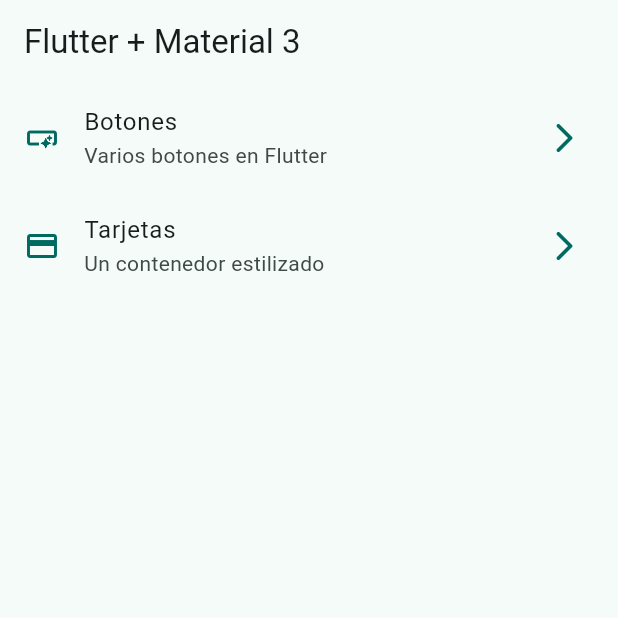
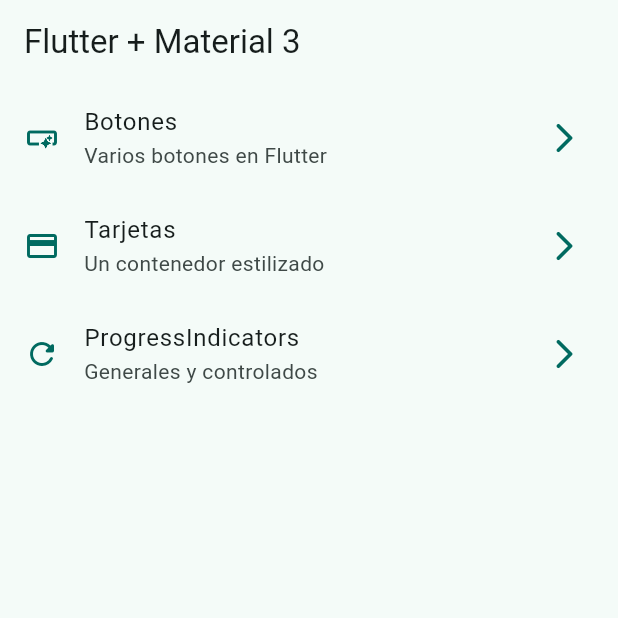
Before and after one commit to casasfranco/widgets-app, a Flutter app: the screen it shows after launch, on a phone screen of 412 x 824 dp, the top half of it. Run offline on Flutter 3.47's test engine with Material 2 defaults, Android fonts, the phone set to English and light mode, and no system bars; our stand-ins replace go_router.

Commit message:
progress indicators finished

```diff
--- a/lib/config/menu/menu_items.dart
+++ b/lib/config/menu/menu_items.dart
@@ -25,4 +25,10 @@ const appMenuItems = <MenuItem>[
     link: '/cards',
     icon: Icons.credit_card,
   ),
+  MenuItem(
+    title: 'ProgressIndicators',
+    subTitle: 'Generales y controlados',
+    link: '/progress',
+    icon: Icons.refresh_rounded,
+  ),
 ];
--- a/lib/config/router/app_router.dart
+++ b/lib/config/router/app_router.dart
@@ -21,5 +21,10 @@ final appRouter = GoRouter(
       name: CardsScreen.name,
       builder: (context, state) => const CardsScreen(),
     ),
+    GoRoute(
+      path: '/progress',
+      name: ProgressScreen.name,
+      builder: (context, state) => const ProgressScreen(),
+    ),
   ],
 );
--- a/lib/presentation/screens/animated/animated_screen.dart
+++ b/lib/presentation/screens/animated/animated_screen.dart
@@ -6,6 +6,6 @@ class AnimatedScreen extends StatelessWidget {
 
   @override
   Widget build(BuildContext context) {
-    return Container();
+    return const Placeholder();
   }
 }
--- a/lib/presentation/screens/app_tutorial/app_tutorial_screen.dart
+++ b/lib/presentation/screens/app_tutorial/app_tutorial_screen.dart
@@ -6,6 +6,6 @@ class AppTutorialScreen extends StatelessWidget {
 
   @override
   Widget build(BuildContext context) {
-    return Container();
+    return const Placeholder();
   }
 }
--- a/lib/presentation/screens/infinite_scroll/infinite_scroll_screen.dart
+++ b/lib/presentation/screens/infinite_scroll/infinite_scroll_screen.dart
@@ -6,6 +6,6 @@ class InfiniteScrollScreen extends StatelessWidget {
 
   @override
   Widget build(BuildContext context) {
-    return Container();
+    return const Placeholder();
   }
 }
```
Also changed, not shown: lib/presentation/screens/progress/progress_screen.dart (+71 -1 lines).
